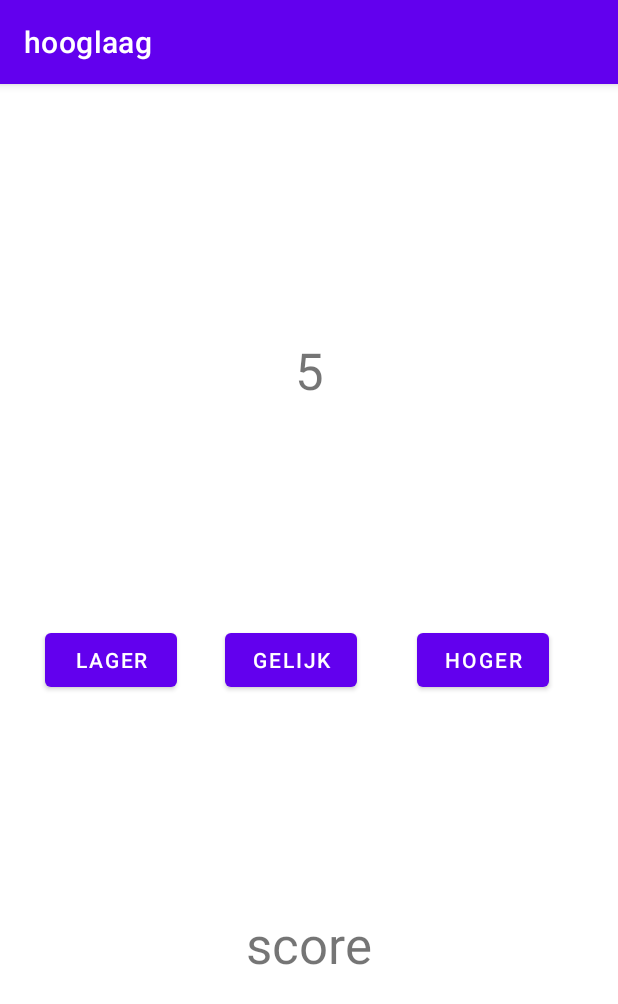
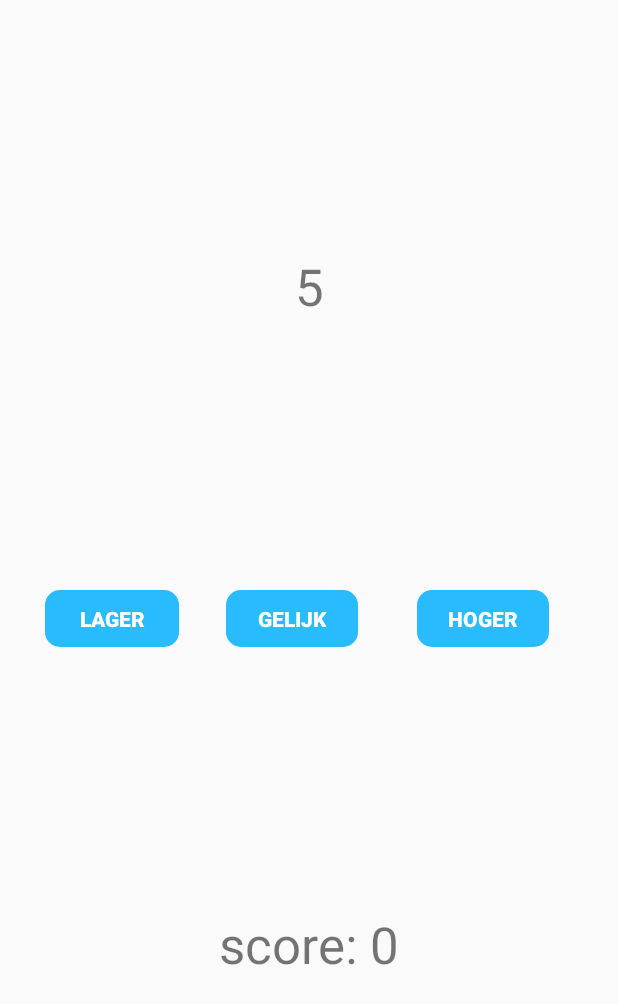
Before and after one commit to ilyasassakali/demoLes1, an Android app: the screen it shows after launch (GameActivity), on a phone screen of 412 x 824 dp. Shown: the top 1004 px of the screen. Run offline under Robolectric (Android 15) with nearby library versions, the phone set to English and light mode, and no system bars.

Commit message:
addedRadius

```diff
--- a/app/src/main/java/com/example/hooglaag/GameActivity.kt
+++ b/app/src/main/java/com/example/hooglaag/GameActivity.kt
@@ -10,8 +10,6 @@ class GameActivity : AppCompatActivity() {
 
     private var currentNumber = 0
     private var score =  0
-
-
 
     override fun onCreate(savedInstanceState: Bundle?) {
         super.onCreate(savedInstanceState)
@@ -26,10 +24,10 @@ class GameActivity : AppCompatActivity() {
         currentNumber = generateRandomNumber()
         //ici on a un randomnumber
 
-        currentNumberTextView.text = currentNumber.toString()
+        currentNumberTextView.text = currentNumber.toString();
 
         higherButton.setOnClickListener {
-            val newNumber = -()
+            val newNumber = generateRandomNumber()
             if (newNumber > currentNumber) {
                 score++
             } else {
@@ -37,7 +35,7 @@ class GameActivity : AppCompatActivity() {
             }
             currentNumber = newNumber
             currentNumberTextView.text = currentNumber.toString()
-            scoreTextView.text = score.toString()
+            scoreTextView.text = "score: " +score.toString()
         }
 
         lowerButton.setOnClickListener {
@@ -49,7 +47,7 @@ class GameActivity : AppCompatActivity() {
             }
             currentNumber = newNumber
             currentNumberTextView.text = currentNumber.toString()
-            scoreTextView.text = score.toString()
+            scoreTextView.text = "score: " +score.toString()
         }
 
         equalButton.setOnClickListener {
@@ -61,7 +59,7 @@ class GameActivity : AppCompatActivity() {
             }
             currentNumber = newNumber
             currentNumberTextView.text = currentNumber.toString()
-            scoreTextView.text = score.toString()
+            scoreTextView.text = "score: " +score.toString()
 
         }
 
--- /dev/null
+++ b/app/src/main/res/drawable/roundstyle.xml
@@ -0,0 +1,4 @@
+<?xml version="1.0" encoding="utf-8"?>
+<shape xmlns:android="http://schemas.android.com/apk/res/android">
+    <corners android:radius="10dp"/>
+</shape>
--- a/app/src/main/res/layout/activity_main.xml
+++ b/app/src/main/res/layout/activity_main.xml
@@ -23,7 +23,7 @@
         android:layout_width="wrap_content"
         android:layout_height="wrap_content"
         android:layout_marginBottom="172dp"
-        android:text="score"
+        android:text="score: 0"
         android:textSize="34sp"
         app:layout_constraintBottom_toBottomOf="parent"
         app:layout_constraintEnd_toEndOf="parent"
@@ -32,19 +32,30 @@
     <Button
         android:id="@+id/higherButton"
         android:layout_width="wrap_content"
-        android:layout_height="wrap_content"
+        android:layout_height="38dp"
         android:layout_marginEnd="16dp"
+        android:background="@drawable/roundstyle"
+        android:backgroundTint="#28BCFF"
         android:text="hoger"
+        android:textColor="@color/white"
+        android:textStyle="bold"
         app:layout_constraintBaseline_toBaselineOf="@+id/equalButton"
         app:layout_constraintEnd_toEndOf="parent"
-        app:layout_constraintStart_toEndOf="@+id/equalButton" />
+        app:layout_constraintStart_toEndOf="@+id/equalButton"
+
+
+        />
 
     <Button
         android:id="@+id/equalButton"
         android:layout_width="wrap_content"
-        android:layout_height="wrap_content"
+        android:layout_height="38dp"
         android:layout_marginEnd="10dp"
+        android:background="@drawable/roundstyle"
+        android:backgroundTint="#28BCFF"
         android:text="gelijk"
+        android:textColor="@color/white"
+        android:textStyle="bold"
         app:layout_constraintBottom_toBottomOf="parent"
         app:layout_constraintEnd_toStartOf="@+id/higherButton"
         app:layout_constraintStart_toEndOf="@+id/lowerButton"
@@ -52,10 +63,14 @@
 
     <Button
         android:id="@+id/lowerButton"
-        android:layout_width="wrap_content"
-        android:layout_height="wrap_content"
+        android:layout_width="89dp"
+        android:layout_height="38dp"
         android:layout_marginEnd="1dp"
+        android:background="@drawable/roundstyle"
+        android:backgroundTint="#28BCFF"
         android:text="lager"
+        android:textColor="@color/white"
+        android:textStyle="bold"
         app:layout_constraintBaseline_toBaselineOf="@+id/equalButton"
         app:layout_constraintEnd_toStartOf="@+id/equalButton"
         app:layout_constraintStart_toStartOf="parent" />
--- a/app/src/main/res/values-night/themes.xml
+++ b/app/src/main/res/values-night/themes.xml
@@ -1,6 +1,6 @@
 <resources xmlns:tools="http://schemas.android.com/tools">
     <!-- Base application theme. -->
-    <style name="Theme.Hooglaag" parent="Theme.MaterialComponents.DayNight.DarkActionBar">
+    <style name="Theme.Hooglaag" parent="Theme.AppCompat.Light.NoActionBar">
         <!-- Primary brand color. -->
         <item name="colorPrimary">@color/purple_200</item>
         <item name="colorPrimaryVariant">@color/purple_700</item>
--- a/app/src/main/res/values/themes.xml
+++ b/app/src/main/res/values/themes.xml
@@ -1,6 +1,6 @@
 <resources xmlns:tools="http://schemas.android.com/tools">
     <!-- Base application theme. -->
-    <style name="Theme.Hooglaag" parent="Theme.MaterialComponents.DayNight.DarkActionBar">
+    <style name="Theme.Hooglaag" parent="Theme.AppCompat.Light.NoActionBar">
         <!-- Primary brand color. -->
         <item name="colorPrimary">@color/purple_500</item>
         <item name="colorPrimaryVariant">@color/purple_700</item>
```
